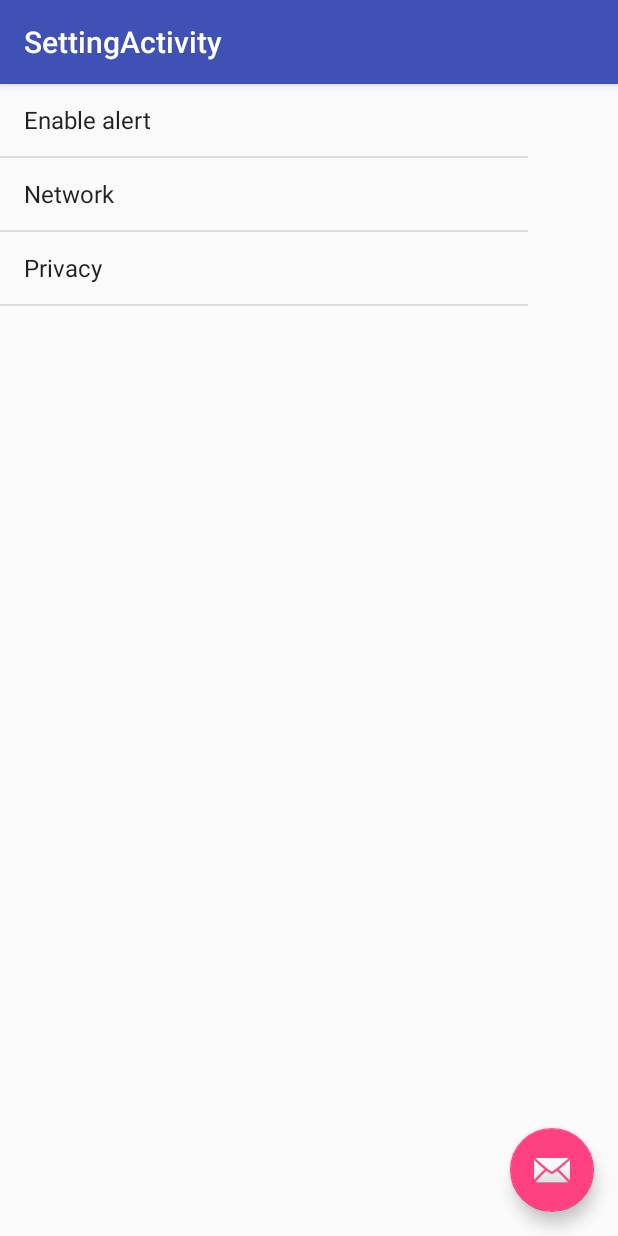
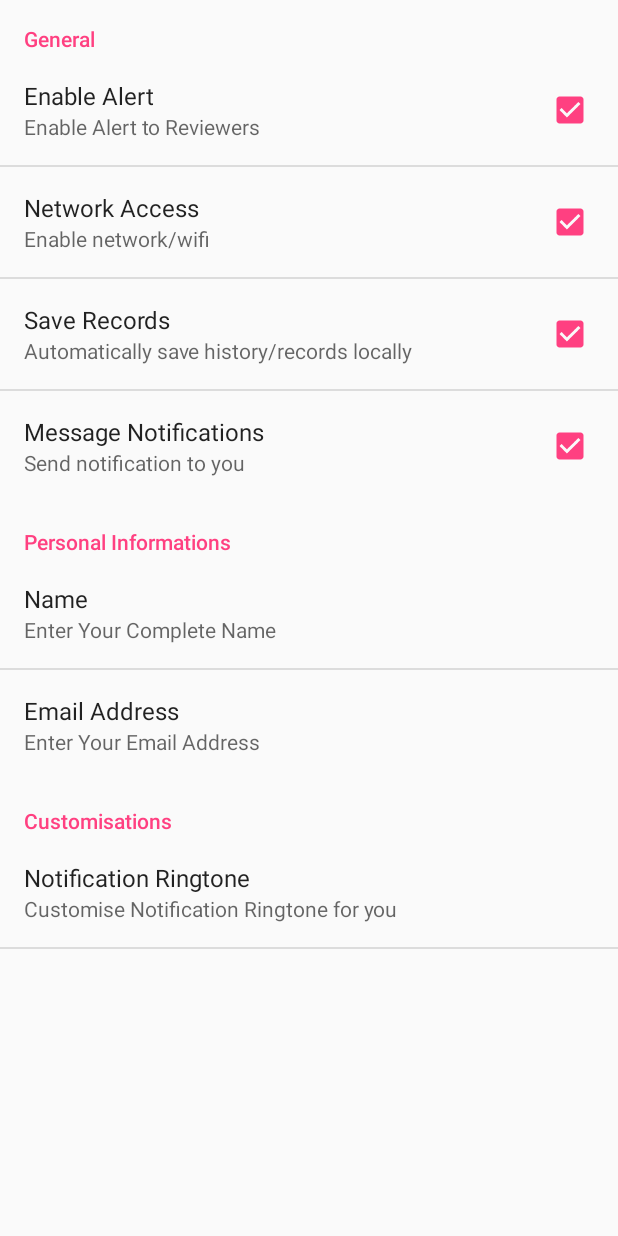
Before and after one commit to thomasjm1/scams, an Android app: the screen it shows after launch (SettingActivity before the commit, SettingsActivity after it), in the side drawer, after a tap on "Settings", on a phone screen of 412 x 824 dp. Run offline under Robolectric (Android 15) with nearby library versions, the phone set to English and light mode, and no system bars.

Commit message:
refine profile and settings

```diff
--- a/client/app/src/main/java/edu/cmu/eps/scams/MainActivity.java
+++ b/client/app/src/main/java/edu/cmu/eps/scams/MainActivity.java
@@ -89,7 +89,7 @@ public class MainActivity extends AppCompatActivity
             Intent intent = new Intent(this, HistoryActivity.class);
             startActivity(intent);
         } else if (id == R.id.nav_settings) {
-            Intent intent = new Intent(this, SettingActivity.class);
+            Intent intent = new Intent(this, SettingsActivity.class);
             startActivity(intent);
 
         } else if (id == R.id.nav_profile) {
@@ -97,7 +97,7 @@ public class MainActivity extends AppCompatActivity
             startActivity(intent);
         } else if (id == R.id.nav_share) {
 
-        } else if (id == R.id.nav_send) {
+        } else if (id == R.id.nav_report) {
 
         }
 
--- a/client/app/src/main/java/edu/cmu/eps/scams/SettingActivity.java
+++ /dev/null
@@ -1,29 +0,0 @@
-package edu.cmu.eps.scams;
-
-import android.os.Bundle;
-import android.support.design.widget.FloatingActionButton;
-import android.support.design.widget.Snackbar;
-import android.support.v7.app.AppCompatActivity;
-import android.support.v7.widget.Toolbar;
-import android.view.View;
-
-public class SettingActivity extends AppCompatActivity {
-
-    @Override
-    protected void onCreate(Bundle savedInstanceState) {
-        super.onCreate(savedInstanceState);
-        setContentView(R.layout.activity_setting);
-        Toolbar toolbar = (Toolbar) findViewById(R.id.toolbar);
-        setSupportActionBar(toolbar);
-
-        FloatingActionButton fab = (FloatingActionButton) findViewById(R.id.fab);
-        fab.setOnClickListener(new View.OnClickListener() {
-            @Override
-            public void onClick(View view) {
-                Snackbar.make(view, "Replace with your own action", Snackbar.LENGTH_LONG)
-                        .setAction("Action", null).show();
-            }
-        });
-    }
-
-}
--- /dev/null
+++ b/client/app/src/main/java/edu/cmu/eps/scams/SettingsActivity.java
@@ -0,0 +1,14 @@
+package edu.cmu.eps.scams;
+
+import android.support.v7.app.AppCompatActivity;
+import android.os.Bundle;
+import android.preference.PreferenceActivity;
+
+public class SettingsActivity extends PreferenceActivity {
+
+    @Override
+    protected void onCreate(Bundle savedInstanceState) {
+        super.onCreate(savedInstanceState);
+        addPreferencesFromResource(R.xml.preferences);
+    }
+}
--- /dev/null
+++ b/client/app/src/main/res/values/ids.xml
@@ -0,0 +1,4 @@
+<?xml version="1.0" encoding="utf-8"?>
+<resources>
+    <item name="change_profile" type="id">change_profile</item>
+</resources>
--- /dev/null
+++ b/client/app/src/main/res/xml/preferences.xml
@@ -0,0 +1,75 @@
+<?xml version="1.0" encoding="utf-8"?>
+<PreferenceScreen xmlns:android="http://schemas.android.com/apk/res/android">
+    <PreferenceCategory
+        android:title="General"
+        android:key="general_category">
+
+        <CheckBoxPreference
+            android:key="perform_sync"
+            android:summary="Enable Alert to Reviewers"
+            android:title="Enable Alert"
+            android:defaultValue="true"/>
+
+        <CheckBoxPreference
+            android:key="network_access"
+            android:summary="Enable network/wifi"
+            android:title="Network Access"
+            android:defaultValue="true"/>
+
+        <CheckBoxPreference
+            android:key="record_save"
+            android:summary="Automatically save history/records locally"
+            android:title="Save Records"
+            android:defaultValue="true"/>
+
+        <CheckBoxPreference
+            android:key="notification_message"
+            android:summary="Send notification to you"
+            android:title="Message Notifications"
+            android:defaultValue="true"/>
+
+    </PreferenceCategory>
+
+    <PreferenceCategory
+        android:title="Personal Informations"
+        android:key="personal_category">
+
+
+        <EditTextPreference
+            android:key="full_name"
+            android:title="Name"
+            android:summary="Enter Your Complete Name"
+            android:dialogTitle="Your Name"
+            android:dialogMessage="Enter Your Complete Name"
+            android:defaultValue=""
+            android:inputType="textCapWords"/>
+
+        <EditTextPreference
+            android:key="email_address"
+            android:title="Email Address"
+            android:summary="Enter Your Email Address"
+            android:dialogTitle="Enter Your Email Address"
+            android:dialogMessage="Enter Your Email Address"
+            android:defaultValue=""
+            android:inputType="textEmailAddress"/>
+
+    </PreferenceCategory>
+
+
+    <PreferenceCategory
+        android:title="Customisations"
+        android:key="custom_category">
+
+
+        <RingtonePreference
+            android:key="notification_ringtone"
+            android:title="Notification Ringtone"
+            android:summary="Customise Notification Ringtone for you"
+            android:dialogTitle="Notification Ringtone"
+            android:dialogMessage="Customise Notification Ringtone for you"/>
+
+
+
+    </PreferenceCategory>
+
+</PreferenceScreen>
```
Also changed, not shown: client/app/src/main/AndroidManifest.xml (+4 -3 lines), client/app/src/main/res/layout/activity_profile.xml (+1 -11 lines), client/app/src/main/res/layout/activity_settings.xml (added, +9 -0 lines), client/app/src/main/res/layout/content_history.xml (+6 -8 lines), client/app/src/main/res/layout/content_main.xml (+9 -0 lines), client/app/src/main/res/layout/content_profile.xml (+3 -15 lines), client/app/src/main/res/layout/content_setting.xml (+61 -7 lines), client/app/src/main/res/menu/activity_main_drawer.xml (+13 -5 lines), client/app/src/main/res/values/strings.xml (+19 -5 lines).
